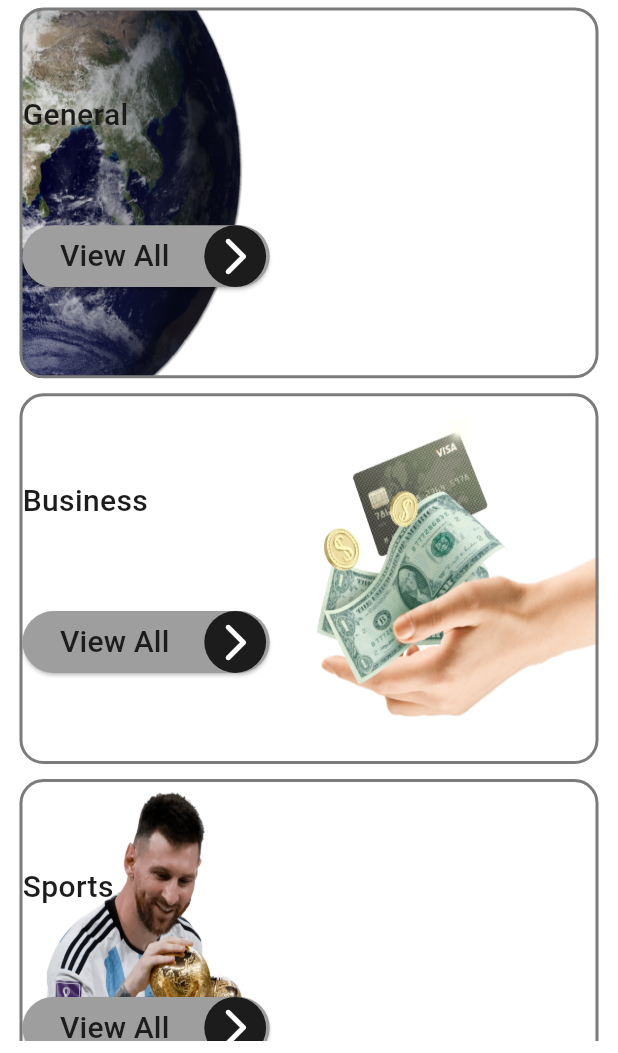
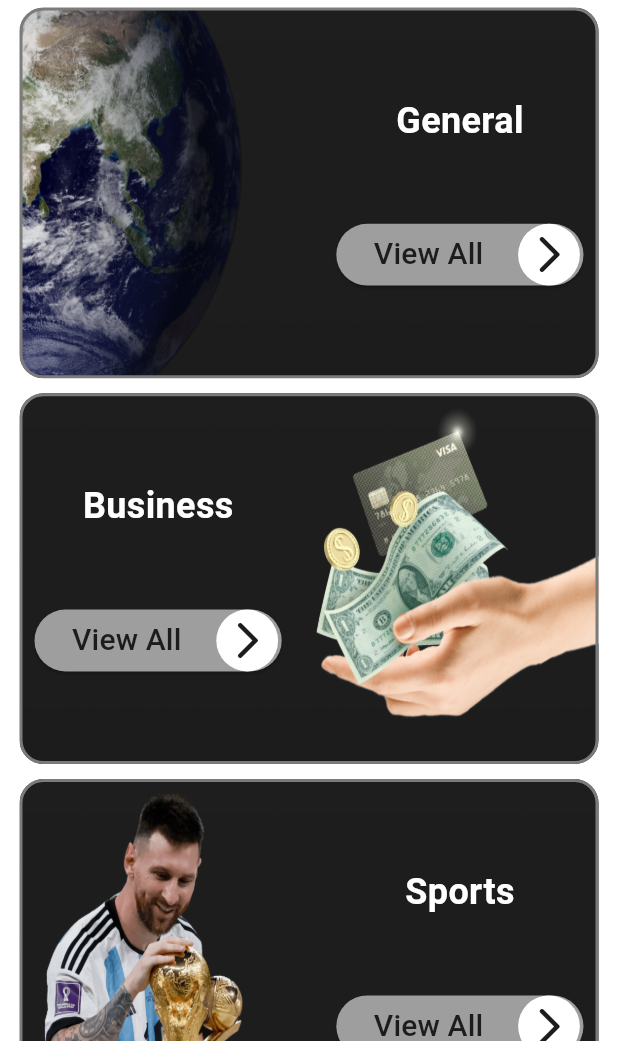
Before and after one commit to MustafaMusaa/news_app, a Flutter app: the screen it shows after launch, on a phone screen of 412 x 824 dp, the part 183-1236 px from its top. Run offline on Flutter 3.47's test engine with Material 3 defaults, Android fonts, the phone set to English and light mode, and no system bars; our stand-ins replace cached_network_image; generated files the repository leaves out were written again.

Commit message:
category details ui and logic

```diff
--- a/lib/main.dart
+++ b/lib/main.dart
@@ -1,7 +1,6 @@
 import 'package:flutter/material.dart';
 import 'package:news_app/provider/language_provider.dart';
 import 'package:news_app/provider/theme_provider.dart';
-import 'package:news_app/ui/home/category_details/category_details.dart';
 import 'package:news_app/ui/home/home_screen.dart';
 import 'package:provider/provider.dart';
 import 'package:flutter_gen/gen_l10n/app_localizations.dart';
@@ -28,7 +27,6 @@ class MyApp extends StatelessWidget {
         initialRoute: HomeScreen.routeName,
         routes: {
           HomeScreen.routeName: (context) => HomeScreen(),
-          CategoryDetails.routeName: (context) => CategoryDetails(),
         },
         theme: AppTheme.lightTheme,
         darkTheme: AppTheme.darkTheme,
--- a/lib/model/CategoryModel.dart
+++ b/lib/model/CategoryModel.dart
@@ -1,13 +1,11 @@
 import 'package:flutter/cupertino.dart';
 import 'package:news_app/app_utls/assets_manager.dart';
 import 'package:flutter_gen/gen_l10n/app_localizations.dart';
-
 
 class CategoryModel {
   String id;
   String title;
   String imagePath;
-
 
   CategoryModel({
     required this.id,
@@ -20,29 +18,31 @@ class CategoryModel {
       CategoryModel(
           id: 'general',
           title: AppLocalizations.of(context)!.general,
-          imagePath: AssetsManager.general_light),
+          imagePath: AssetsManager.general_dark),
       CategoryModel(
           id: 'business',
           title: AppLocalizations.of(context)!.business,
-          imagePath: AssetsManager.business_light),
+          imagePath: AssetsManager.business_dark),
       CategoryModel(
-          id: 'sports', title: AppLocalizations.of(context)!.sports, imagePath: AssetsManager.sport_light),
+          id: 'sports',
+          title: AppLocalizations.of(context)!.sports,
+          imagePath: AssetsManager.sport_dark),
       CategoryModel(
           id: 'technology',
           title: AppLocalizations.of(context)!.technology,
-          imagePath: AssetsManager.technology_light),
+          imagePath: AssetsManager.technology_dark),
       CategoryModel(
           id: 'science',
           title: AppLocalizations.of(context)!.science,
-          imagePath: AssetsManager.science_light),
+          imagePath: AssetsManager.science_dark),
       CategoryModel(
-          id: 'health', title: AppLocalizations.of(context)!.health, imagePath: AssetsManager.health_light),
+          id: 'health',
+          title: AppLocalizations.of(context)!.health,
+          imagePath: AssetsManager.health_dark),
       CategoryModel(
           id: 'entertainment',
           title: AppLocalizations.of(context)!.entertainment,
-          imagePath: AssetsManager.entertainment_light),
-
-
+          imagePath: AssetsManager.entertainment_dark),
     ];
   }
 }
--- a/lib/ui/home/category_details/category_fragment.dart
+++ b/lib/ui/home/category_details/category_fragment.dart
@@ -6,6 +6,9 @@ import 'package:news_app/app_utls/app_styles.dart';
 import '../../../model/CategoryModel.dart';
 
 class CategoryFragment extends StatefulWidget {
+  Function onViewAllClicked;
+  CategoryFragment({required this.onViewAllClicked});
+
   @override
   State<CategoryFragment> createState() => _CategoryFragmentState();
 }
@@ -16,6 +19,7 @@ class _CategoryFragmentState extends State<CategoryFragment> {
     var height = MediaQuery.of(context).size.height;
     var width = MediaQuery.of(context).size.width;
     var categoriesList = CategoryModel.getCategoriesList(context);
+
     return Padding(
       padding: const EdgeInsets.all(8.0),
       child: Column(
@@ -32,7 +36,14 @@ class _CategoryFragmentState extends State<CategoryFragment> {
           Expanded(
             child: ListView.builder(
               itemBuilder: (context, index) {
+                if(index%2==0){
+
+                }
                 return Container(
+                  padding: EdgeInsets.all(8),
+                  alignment: index%2==0?
+                  Alignment.centerRight
+                  :Alignment.centerLeft,
                   margin: EdgeInsets.all(5),
                   height: height * 0.3,
                   decoration: BoxDecoration(
@@ -46,11 +57,10 @@ class _CategoryFragmentState extends State<CategoryFragment> {
                   ),
                   child: Column(
                     mainAxisAlignment: MainAxisAlignment.spaceEvenly,
-                    crossAxisAlignment: CrossAxisAlignment.start,
                     children: [
                       Text(
                         categoriesList[index].title,
-                        style: AppStyle.black20w500,
+                        style: AppStyle.white24bold,
                       ),
                       ElevatedButton(
                           style: ButtonStyle(
@@ -60,7 +70,9 @@ class _CategoryFragmentState extends State<CategoryFragment> {
                                 WidgetStateProperty.all(Colors.grey),
                             fixedSize: WidgetStateProperty.all(Size(width*0.4, height*0.05)),
                           ),
-                          onPressed: () {},
+                          onPressed: () {
+                            widget.onViewAllClicked(categoriesList[index!]);
+                          },
                           child: Row(
                             mainAxisAlignment: MainAxisAlignment.spaceBetween,
                             children: [
@@ -71,10 +83,10 @@ class _CategoryFragmentState extends State<CategoryFragment> {
                               ),
                               CircleAvatar(
                                 radius: 23,
-                                backgroundColor: AppColors.black,
+                                backgroundColor: AppColors.white,
                                 child: Icon(
                                   Icons.arrow_forward_ios_rounded,
-                                  color: AppColors.white,
+                                  color: AppColors.black,
                                   size: 30,
                                 ),
                               )
--- a/lib/ui/home/home_screen.dart
+++ b/lib/ui/home/home_screen.dart
@@ -1,5 +1,6 @@
 import 'package:flutter/material.dart';
 import 'package:flutter_gen/gen_l10n/app_localizations.dart';
+import 'package:news_app/model/CategoryModel.dart';
 import 'package:news_app/ui/home/category_details/category_fragment.dart';
 import '../drawer/drawer.dart';
 import 'category_details/category_details.dart';
@@ -13,21 +14,36 @@ class HomeScreen extends StatefulWidget {
 
 class _HomeScreenState extends State<HomeScreen> {
   int selectedIndex = 0;
+
   @override
   Widget build(BuildContext context) {
     return Scaffold(
       drawer: DrawerWidget(),
       appBar: AppBar(
         actions: [
-          IconButton(onPressed: (){},
-              icon: Icon(Icons.search),)
+          IconButton(
+            onPressed: () {},
+            icon: Icon(Icons.search),
+          )
         ],
         title: Text(
-          AppLocalizations.of(context)!.home,
+          selectedCategory==null?
+          AppLocalizations.of(context)!.home
+              :selectedCategory!.title,
         ),
       ),
-      body: CategoryFragment(),
-      //CategoryDetails(),
+      body: selectedCategory == null
+          ? CategoryFragment(
+              onViewAllClicked: onViewAllClicked,
+            )
+          : CategoryDetails(category: selectedCategory!,),
     );
   }
+
+  CategoryModel? selectedCategory;
+
+  void onViewAllClicked(CategoryModel newSelectedCategory) {
+    selectedCategory = newSelectedCategory;
+    setState(() {});
+  }
 }
```
Also changed, not shown: lib/api/api_manager.dart (+5 -2 lines), lib/ui/drawer/drawer.dart (+97 -40 lines), lib/ui/home/category_details/category_details.dart (+7 -4 lines).
